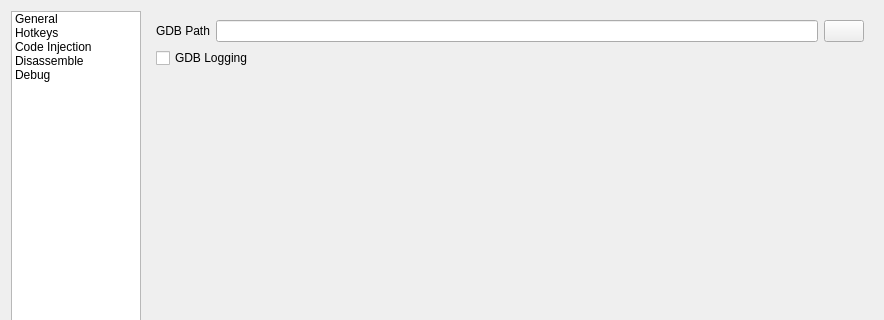
The window that GUI/SettingsDialog.ui (korcankaraokcu/PINCE) describes before a commit, drawn with Qt 5; both pictures show x 0 to 884 and y 0 to 320 of the 884 by 633 pixel window.
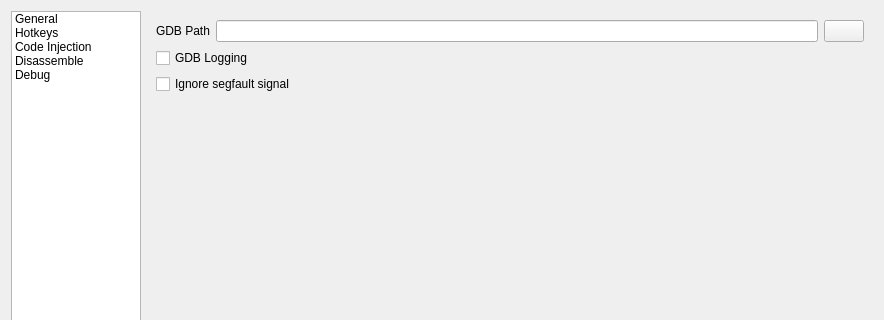
The same window after the commit. The open tabs and pages were chosen to show the change.

Commit message: Added option to ignore SIGSEGV

```diff
--- a/GUI/SettingsDialog.ui
+++ b/GUI/SettingsDialog.ui
@@ -634,6 +634,13 @@
                </property>
               </widget>
              </item>
+             <item>
+              <widget class="QCheckBox" name="checkBox_IgnoreSegfault">
+               <property name="text">
+                <string>Ignore segfault signal</string>
+               </property>
+              </widget>
+             </item>
              <item>
               <spacer name="verticalSpacer_5">
                <property name="orientation">
```
The commit also changes 3 other files.
